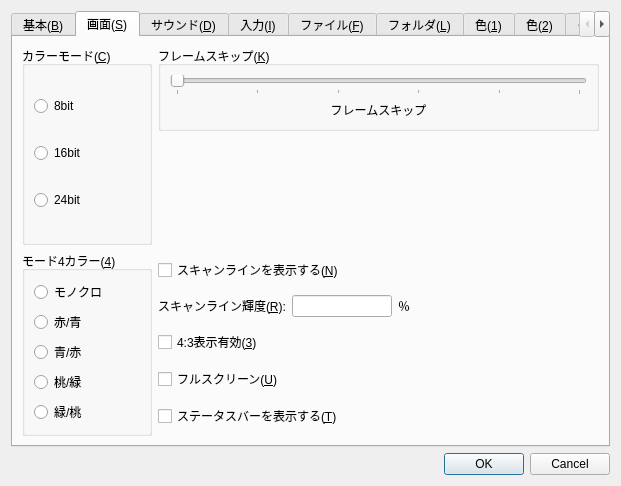
This is src/Qt/configdialog.ui in eighttails/PC6001VX as Qt 5 draws it before an edit. The edited form follows.
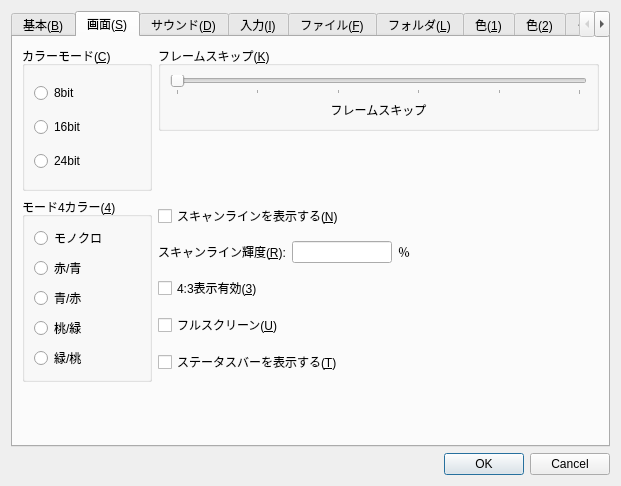
This is the edited form. The open tabs and pages were chosen to show the change. Custom widgets are drawn as their Qt base class.

Commit message: Improved config dialog layout.

Patch:
```diff
--- a/src/Qt/configdialog.ui
+++ b/src/Qt/configdialog.ui
@@ -390,6 +390,19 @@
          </property>
         </spacer>
        </item>
+       <item row="3" column="0">
+        <spacer name="verticalSpacer_12">
+         <property name="orientation">
+          <enum>Qt::Vertical</enum>
+         </property>
+         <property name="sizeHint" stdset="0">
+          <size>
+           <width>20</width>
+           <height>40</height>
+          </size>
+         </property>
+        </spacer>
+       </item>
       </layout>
      </widget>
      <widget class="QWidget" name="tabSound">
```
Left out of the diff: 26 changed lines with no effect on the pictures.
